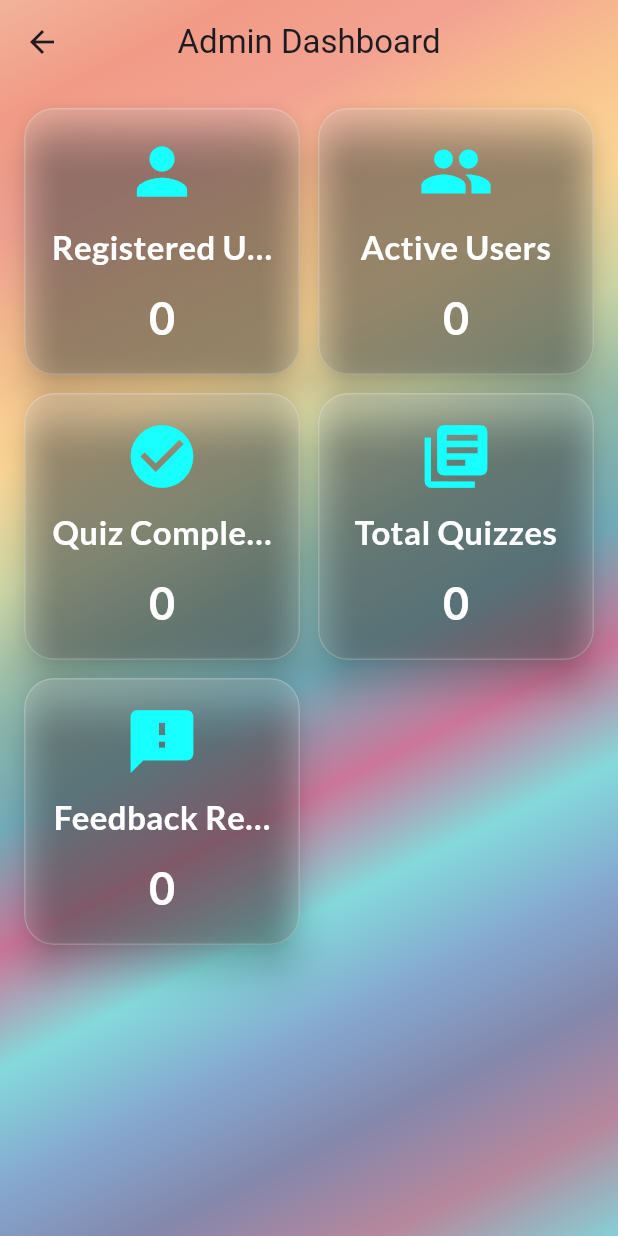
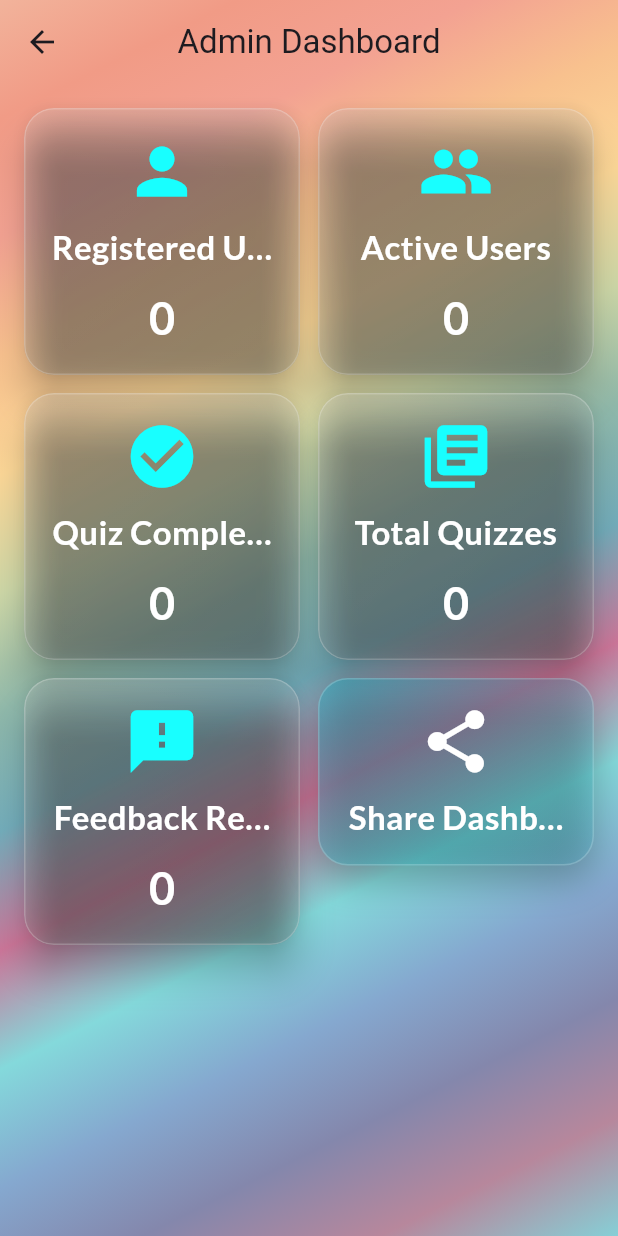
Before and after one commit to BS-PMC-2024/BS-PMC-2024-Team18, a Flutter app: the AdminDashboardPage screen opened directly, on a phone screen of 412 x 824 dp. Run offline on Flutter 3.47's test engine with Material 3 defaults, Android fonts, the phone set to English and light mode, and no system bars; our stand-ins replace animated_text_kit, cloud_firestore, file_picker, firebase_auth, firebase_core, firebase_database and 7 more; missing offline and left inert: easy_separator, syncfusion_flutter_pdf; accounts and stored records are empty.

Commit message:
BSPMS2418-120

```diff
--- a/quiz_learn_app_ai/lib/admin_pages/admin_dashboard_page.dart
+++ b/quiz_learn_app_ai/lib/admin_pages/admin_dashboard_page.dart
@@ -4,6 +4,8 @@ import 'package:flutter_staggered_grid_view/flutter_staggered_grid_view.dart';
 import 'package:quiz_learn_app_ai/services/firebase_service.dart';
 import 'package:animations/animations.dart';
 import 'package:fl_chart/fl_chart.dart';
+import 'package:share_plus/share_plus.dart';
+
 
 class AdminDashboardPage extends StatefulWidget {
   const AdminDashboardPage({super.key});
@@ -84,13 +86,16 @@ class AdminDashboardPageState extends State<AdminDashboardPage> {
           ),
         ),
         padding: const EdgeInsets.all(16.0),
+        child: Column(
+          children: [
+            Expanded(
               child: MasonryGridView.count(
                 crossAxisCount: 2,
                 mainAxisSpacing: 12,
                 crossAxisSpacing: 12,
-          itemCount: 5 + _systemAlerts.length,
+                itemCount: 6 + _systemAlerts.length,
                 itemBuilder: (context, index) {
-            if (index < 5) {
+                  if (index < 6) {
                     switch (index) {
                       case 0:
                         return _buildMetricCard('Registered Users', _registeredUserCount, Icons.person);
@@ -102,12 +107,17 @@ class AdminDashboardPageState extends State<AdminDashboardPage> {
                         return _buildMetricCard('Total Quizzes', _totalQuizzesCreated, Icons.library_books);
                       case 4:
                         return _buildMetricCard('Feedback Received', _totalFeedbackReceived, Icons.feedback);
+                      case 5:
+                        return _buildShareButton(); // Adding the share button
                     }
                   } else {
-              return _buildAlertCard(_systemAlerts[index - 5]);
+                    return _buildAlertCard(_systemAlerts[index - 6]);
                   }
                   return Container();
                 },
+              ),
+            ),
+          ],
         ),
       ),
     );
@@ -195,6 +205,61 @@ class AdminDashboardPageState extends State<AdminDashboardPage> {
       ),
     );
   }
+
+  Widget _buildShareButton() {
+    return GestureDetector(
+      onTap: _shareDetails,
+      child: Container(
+        padding: const EdgeInsets.all(16.0),
+        decoration: BoxDecoration(
+          boxShadow: const [
+            BoxShadow(
+              color: Colors.black26,
+              blurRadius: 20,
+              offset: Offset(0, 10),
+            ),
+          ],
+          borderRadius: BorderRadius.circular(20),
+          border: Border.all(color: Colors.white.withOpacity(0.2)),
+          gradient: LinearGradient(
+            colors: [Colors.cyan.withOpacity(0.3), Colors.cyan.withOpacity(0.1)],
+            begin: Alignment.topLeft,
+            end: Alignment.bottomRight,
+          ),
+        ),
+        child: Column(
+          mainAxisAlignment: MainAxisAlignment.center,
+          children: [
+            Icon(Icons.share, size: 50, color: Colors.white),
+            const SizedBox(height: 10),
+            Text(
+              'Share Dashboard',
+              style: GoogleFonts.lato(fontSize: 22, fontWeight: FontWeight.bold, color: Colors.white),
+              textAlign: TextAlign.center,
+              overflow: TextOverflow.ellipsis,
+              maxLines: 1,
+            ),
+          ],
+        ),
+      ),
+    );
+  }
+
+  void _shareDetails() {
+    final details = '''
+Admin Dashboard Details:
+- Registered Users: $_registeredUserCount
+- Active Users: $_activeUserCount
+- Quiz Completions: $_quizCompletionCount
+- Total Quizzes Created: $_totalQuizzesCreated
+- Feedback Received: $_totalFeedbackReceived
+- System Alerts: ${_systemAlerts.isNotEmpty ? _systemAlerts.join(", ") : "No alerts"}
+
+Check out more on the Admin Dashboard!
+    ''';
+
+    Share.share(details);
+  }
 }
 
 class DetailPage extends StatelessWidget {
--- a/quiz_learn_app_ai/pubspec.yaml
+++ b/quiz_learn_app_ai/pubspec.yaml
@@ -61,7 +61,7 @@ dependencies:
   animations: ^2.0.11
   path_provider: ^2.1.4
   open_file: ^3.3.2
-
+  share_plus: ^7.0.0
 
 
 flutter_launcher_icons:
```
Also changed, not shown: quiz_learn_app_ai/lib/admin_pages/admin_home_page.dart (+11 -0 lines), quiz_learn_app_ai/pubspec.lock, 5 other files. Lines whose indentation alone changed are shown as unchanged.
